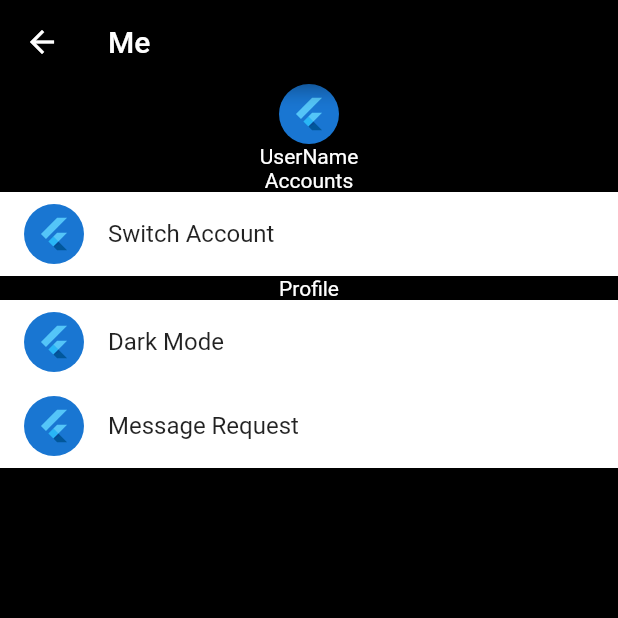
After one commit to akarshbarar/messanger_clone, a Flutter app: the Profile screen opened by its route, on a phone screen of 412 x 824 dp, the top half of it. The commit adds this screen. Run offline on Flutter 3.47's test engine with Material 2 defaults, Android fonts, the phone set to English and light mode, and no system bars.

Commit message:
Profile page added

```diff
--- /dev/null
+++ b/lib/Profile.dart
@@ -0,0 +1,72 @@
+import 'package:flutter/material.dart';
+
+class Profile extends StatefulWidget {
+  const Profile({Key? key}) : super(key: key);
+
+  @override
+  _ProfileState createState() => _ProfileState();
+}
+
+class _ProfileState extends State<Profile> {
+  @override
+  Widget build(BuildContext context) {
+    return Scaffold(
+      backgroundColor: Colors.black,
+      appBar: AppBar(
+        backgroundColor: Colors.black,
+        leading: IconButton(
+          icon: Icon(Icons.arrow_back),
+          onPressed: () {
+            Navigator.of(context).pop();
+          },
+        ),
+        title: Text(
+          "Me",
+          style: TextStyle(color: Colors.white),
+        ),
+      ),
+      body: Column(
+        mainAxisAlignment: MainAxisAlignment.start,
+        crossAxisAlignment: CrossAxisAlignment.center,
+        children: [
+          CircleAvatar(
+            child: FlutterLogo(),
+          ),
+          Text(
+            "UserName",
+            style: TextStyle(color: Colors.white),
+          ),
+          Text(
+            "Accounts",
+            style: TextStyle(color: Colors.white),
+          ),
+          ListTile(
+            leading: CircleAvatar(
+              child: FlutterLogo(),
+            ),
+            title: Text("Switch Account"),
+            tileColor: Colors.white,
+          ),
+          Text(
+            "Profile",
+            style: TextStyle(color: Colors.white),
+          ),
+          ListTile(
+            leading: CircleAvatar(
+              child: FlutterLogo(),
+            ),
+            title: Text("Dark Mode"),
+            tileColor: Colors.white,
+          ),
+          ListTile(
+            leading: CircleAvatar(
+              child: FlutterLogo(),
+            ),
+            title: Text("Message Request"),
+            tileColor: Colors.white,
+          ),
+        ],
+      ),
+    );
+  }
+}
--- a/lib/main.dart
+++ b/lib/main.dart
@@ -1,4 +1,5 @@
 import 'package:flutter/material.dart';
+import 'package:messenger/Profile.dart';
 
 void main() {
   runApp(MyApp());
@@ -13,7 +14,7 @@ class MyApp extends StatelessWidget {
       title: "Messenger",
       debugShowCheckedModeBanner: false,
       home: HomePage(),
-      routes: {},
+      routes: {'/profile': (context) => Profile()},
     );
   }
 }
@@ -164,8 +165,13 @@ class _HomePageState extends State<HomePage> {
         appBar: AppBar(
           textTheme: TextTheme(bodyText1: TextStyle(color: Colors.white)),
           backgroundColor: Colors.black,
-          leading: CircleAvatar(
-            child: FlutterLogo(),
+          leading: GestureDetector(
+            onTap: () {
+              Navigator.of(context).pushNamed('/profile');
+            },
+            child: CircleAvatar(
+              child: FlutterLogo(),
+            ),
           ),
           title: Text("Chats"),
           actions: [Icon(Icons.camera), Icon(Icons.create)],
```
